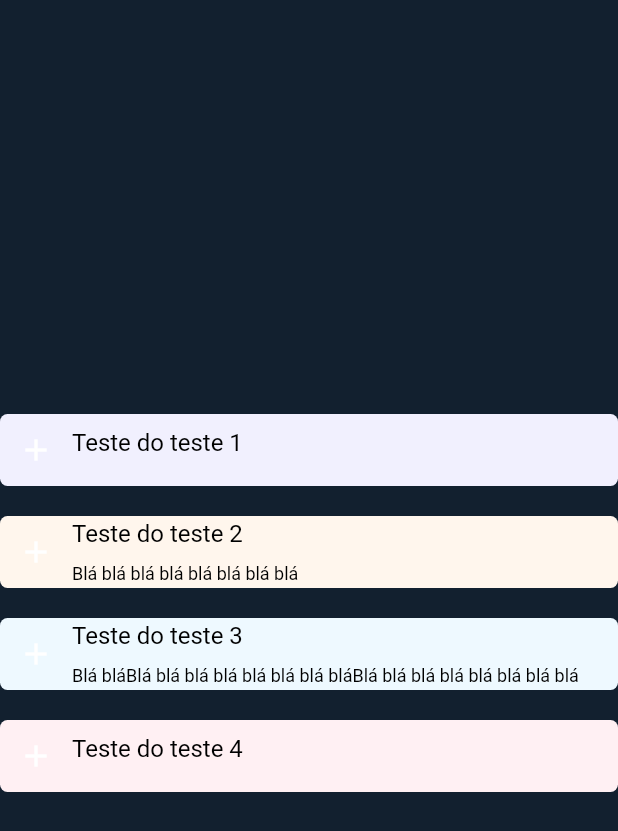
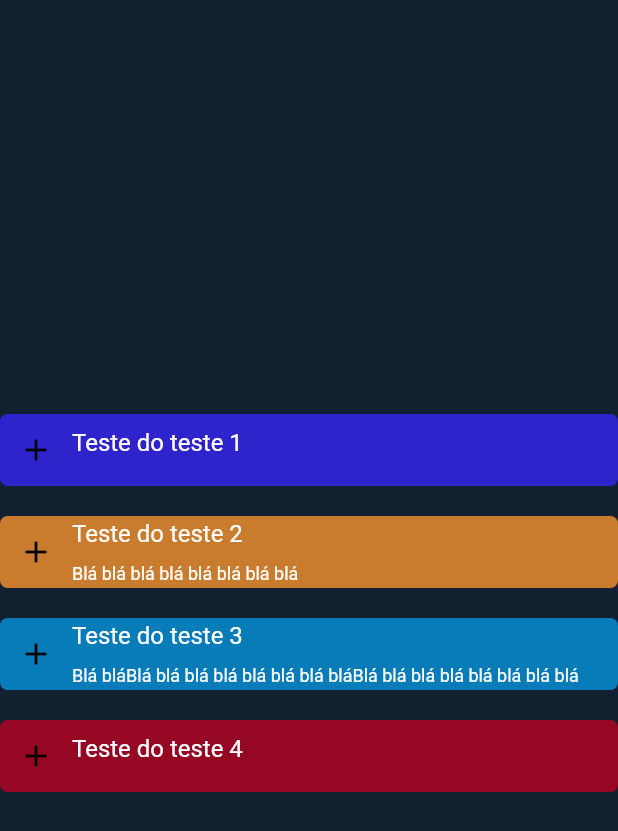
Before and after one commit to blemes319/accordion-component-flutter, a Flutter app: the screen it shows after launch, on a phone screen of 412 x 824 dp. Shown: the top 831 px of the screen. Run offline on Flutter 3.47's test engine with Material 2 defaults, Android fonts, the light colour scheme and no system bars.

Commit message:
chore: added new colors accordions 2

```diff
--- a/lib/components/accordion_component.dart
+++ b/lib/components/accordion_component.dart
@@ -25,7 +25,7 @@ class Accordion extends StatelessWidget {
               children: [
                 Text(
                   '${title}',
-                  style: const TextStyle(fontSize: 16, color: Colors.black),
+                  style: const TextStyle(fontSize: 16, color: Colors.white),
                 ),
                 SizedBox(
                   height: 10,
@@ -37,7 +37,7 @@ class Accordion extends StatelessWidget {
                       child: Text(
                         '${content}',
                         style:
-                            const TextStyle(fontSize: 12, color: Colors.black),
+                            const TextStyle(fontSize: 12, color: Colors.white),
                       ),
                     ))
               ],
--- a/lib/components/icon_button_component.dart
+++ b/lib/components/icon_button_component.dart
@@ -5,6 +5,10 @@ class IconButtonAccordion extends StatelessWidget {
 
   @override
   Widget build(BuildContext context) {
-    return IconButton(onPressed: () {}, icon: const Icon(Icons.add));
+    return IconButton(
+      onPressed: () {},
+      icon: const Icon(Icons.add),
+      color: Colors.black,
+    );
   }
 }
--- a/lib/main.dart
+++ b/lib/main.dart
@@ -7,26 +7,26 @@ List<Map<String, dynamic>> lista = [
   {
     'content': 'Blá blá blá blá blá blá blá blá ',
     'title': 'Teste do teste 1',
-    'color': Color(0xF1F0FE).withOpacity(1),
+    'color': Color.fromARGB(0, 47, 35, 204).withOpacity(1),
     'active': false,
   },
   {
     'content': 'Blá blá blá blá blá blá blá blá ',
     'title': 'Teste do teste 2',
-    'color': Color(0xFFF6ED).withOpacity(1),
+    'color': Color.fromARGB(0, 202, 124, 46).withOpacity(1),
     'active': true,
   },
   {
     'content':
         'Blá bláBlá blá blá blá blá blá blá bláBlá blá blá blá blá blá blá blá',
     'title': 'Teste do teste 3',
-    'color': Color(0xEEF9FF).withOpacity(1),
+    'color': Color.fromARGB(0, 8, 123, 185).withOpacity(1),
     'active': true,
   },
   {
     'content': 'Blá blá blá blá blá blá blá blá ',
     'title': 'Teste do teste 4',
-    'color': Color(0xFFF0F3).withOpacity(1),
+    'color': Color.fromARGB(0, 150, 7, 36).withOpacity(1),
     'active': false,
   }
 ];
```
